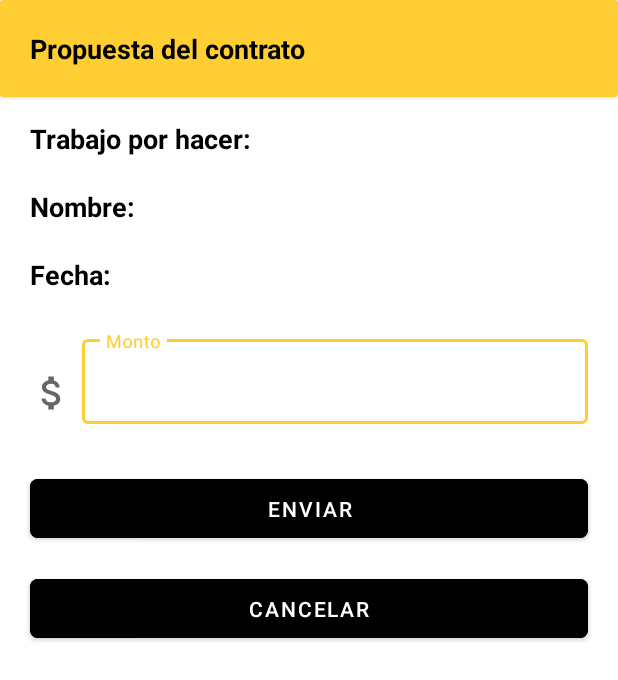
After one commit to SalvadorMoradoQuiroz/TES, an Android app: the layout dialog_propuesta_talachero.xml on its own in the app's theme, with its tools: preview values and no code run, on a phone screen of 412 x 824 dp. The commit adds this screen. Shown: the top 680 px of the screen. Run offline under Robolectric (Android 15) with nearby library versions, the phone set to English and light mode, and no system bars; Roboto replaces fonts that are not available here.

Commit message:
[ADD] dialog_accept_contract.xml and dialog_propuesta_talachero.xml

```diff
--- /dev/null
+++ b/app/src/main/res/drawable/ic_baseline_attach_money_24.xml
@@ -0,0 +1,5 @@
+<vector android:autoMirrored="true" android:height="40dp"
+    android:tint="?attr/colorControlNormal" android:viewportHeight="24"
+    android:viewportWidth="24" android:width="40dp" xmlns:android="http://schemas.android.com/apk/res/android">
+    <path android:fillColor="@color/black" android:pathData="M11.8,10.9c-2.27,-0.59 -3,-1.2 -3,-2.15 0,-1.09 1.01,-1.85 2.7,-1.85 1.78,0 2.44,0.85 2.5,2.1h2.21c-0.07,-1.72 -1.12,-3.3 -3.21,-3.81V3h-3v2.16c-1.94,0.42 -3.5,1.68 -3.5,3.61 0,2.31 1.91,3.46 4.7,4.13 2.5,0.6 3,1.48 3,2.41 0,0.69 -0.49,1.79 -2.7,1.79 -2.06,0 -2.87,-0.92 -2.98,-2.1h-2.2c0.12,2.19 1.76,3.42 3.68,3.83V21h3v-2.15c1.95,-0.37 3.5,-1.5 3.5,-3.55 0,-2.84 -2.43,-3.81 -4.7,-4.4z"/>
+</vector>
--- /dev/null
+++ b/app/src/main/res/layout/dialog_propuesta_talachero.xml
@@ -0,0 +1,134 @@
+<?xml version="1.0" encoding="utf-8"?>
+<LinearLayout xmlns:android="http://schemas.android.com/apk/res/android"
+    xmlns:app="http://schemas.android.com/apk/res-auto"
+    xmlns:tools="http://schemas.android.com/tools"
+    android:layout_width="match_parent"
+    android:layout_height="match_parent"
+    android:orientation="vertical">
+
+    <androidx.cardview.widget.CardView
+        android:layout_width="match_parent"
+        android:layout_height="wrap_content"
+        android:layout_marginBottom="10dp"
+        app:cardBackgroundColor="@color/principal_yellow">
+
+        <TextView
+            android:id="@+id/textView2"
+            android:layout_width="wrap_content"
+            android:layout_height="wrap_content"
+            android:layout_margin="20dp"
+            android:text="@string/propuesta_del_contrato"
+            android:textColor="@color/black"
+            android:textSize="18sp"
+            android:textStyle="bold" />
+
+    </androidx.cardview.widget.CardView>
+
+    <TextView
+        android:id="@+id/textView_propuesta_accept_contract2"
+        android:layout_width="match_parent"
+        android:layout_height="wrap_content"
+        android:layout_marginStart="20dp"
+        android:layout_marginTop="5dp"
+        android:layout_marginEnd="20dp"
+        android:layout_marginBottom="15dp"
+        android:text="@string/trabajo_por_hacer"
+        android:textColor="@color/black"
+        android:textSize="18sp"
+        android:textStyle="bold" />
+
+    <TextView
+        android:id="@+id/textView_propuesta_accept_contract3"
+        android:layout_width="match_parent"
+        android:layout_height="wrap_content"
+        android:layout_marginStart="20dp"
+        android:layout_marginTop="5dp"
+        android:layout_marginEnd="20dp"
+        android:layout_marginBottom="15dp"
+        android:text="@string/nombre_text"
+        android:textColor="@color/black"
+        android:textSize="18sp"
+        android:textStyle="bold" />
+
+    <TextView
+        android:id="@+id/textView_propuesta_accept_contract4"
+        android:layout_width="match_parent"
+        android:layout_height="wrap_content"
+        android:layout_marginStart="20dp"
+        android:layout_marginTop="5dp"
+        android:layout_marginEnd="20dp"
+        android:layout_marginBottom="15dp"
+        android:text="@string/fecha"
+        android:textColor="@color/black"
+        android:textSize="18sp"
+        android:textStyle="bold" />
+
+    <LinearLayout
+        android:layout_width="match_parent"
+        android:layout_height="wrap_content"
+        android:layout_marginTop="10dp"
+        android:orientation="horizontal">
+
+        <ImageView
+            android:id="@+id/imageView3"
+            android:layout_width="40dp"
+            android:layout_height="wrap_content"
+            android:layout_gravity="center_horizontal|center_vertical"
+            android:layout_marginStart="20dp"
+            android:layout_marginEnd="5dp"
+            android:layout_weight="0.15"
+            android:contentDescription="@string/todo"
+            app:srcCompat="@drawable/ic_baseline_attach_money_24" />
+
+        <com.google.android.material.textfield.TextInputLayout
+            style="@style/Widget.MaterialComponents.TextInputLayout.OutlinedBox"
+            android:layout_width="match_parent"
+            android:layout_height="wrap_content"
+            android:layout_marginEnd="20dp"
+            android:layout_weight="0.75"
+            android:backgroundTint="@color/principal_yellow"
+            android:hint="@string/monto"
+            app:boxStrokeColor="@color/principal_yellow"
+            app:errorEnabled="true"
+            app:hintTextColor="@color/principal_yellow">
+
+            <com.google.android.material.textfield.TextInputEditText
+                android:layout_width="match_parent"
+                android:layout_height="wrap_content"
+                tools:ignore="TextContrastCheck" />
+        </com.google.android.material.textfield.TextInputLayout>
+    </LinearLayout>
+
+    <com.google.android.material.button.MaterialButton
+        android:id="@+id/materialButton_desc_cliente2"
+        android:layout_width="match_parent"
+        android:layout_height="wrap_content"
+        android:layout_marginStart="20dp"
+        android:layout_marginTop="10dp"
+        android:layout_marginEnd="20dp"
+        android:layout_marginBottom="5dp"
+        android:backgroundTint="@color/black"
+        android:paddingTop="10dp"
+        android:paddingBottom="10dp"
+        android:text="@string/enviar"
+        app:cornerRadius="5dp">
+
+    </com.google.android.material.button.MaterialButton>
+
+    <com.google.android.material.button.MaterialButton
+        android:id="@+id/materialButton_desc_cliente5"
+        android:layout_width="match_parent"
+        android:layout_height="wrap_content"
+        android:layout_marginStart="20dp"
+        android:layout_marginTop="10dp"
+        android:layout_marginEnd="20dp"
+        android:layout_marginBottom="15dp"
+        android:backgroundTint="@color/black"
+        android:paddingTop="10dp"
+        android:paddingBottom="10dp"
+        android:text="@string/cancelar"
+        app:cornerRadius="5dp">
+
+    </com.google.android.material.button.MaterialButton>
+
+</LinearLayout>
--- a/app/src/main/res/values/strings.xml
+++ b/app/src/main/res/values/strings.xml
@@ -16,5 +16,14 @@
     <string name="qu_tipo_de_usuario_ser">¿Qué tipo de usuario será?</string>
     <string name="cliente">Cliente</string>
     <string name="talachero">Talachero</string>
+    <string name="propuesta_del_contrato">Propuesta del contrato</string>
+    <string name="rechazar">Rechazar</string>
+    <string name="aceptar">Aceptar</string>
+    <string name="trabajo_por_hacer">Trabajo por hacer:</string>
+    <string name="nombre_text">Nombre:</string>
+    <string name="fecha">Fecha:</string>
+    <string name="enviar">Enviar</string>
+    <string name="cancelar">Cancelar</string>
+    <string name="monto">Monto</string>
 
 </resources>
```
Also changed, not shown: app/src/main/res/layout/dialog_accept_contract.xml (added, +78 -0 lines).
